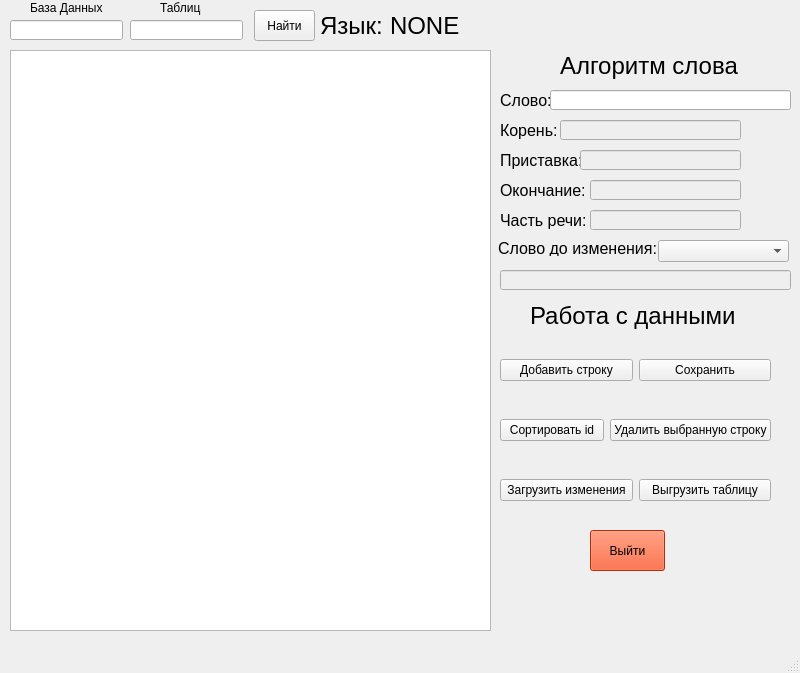
mosheadd/QtLang, file second_sep.ui: the form before one commit.
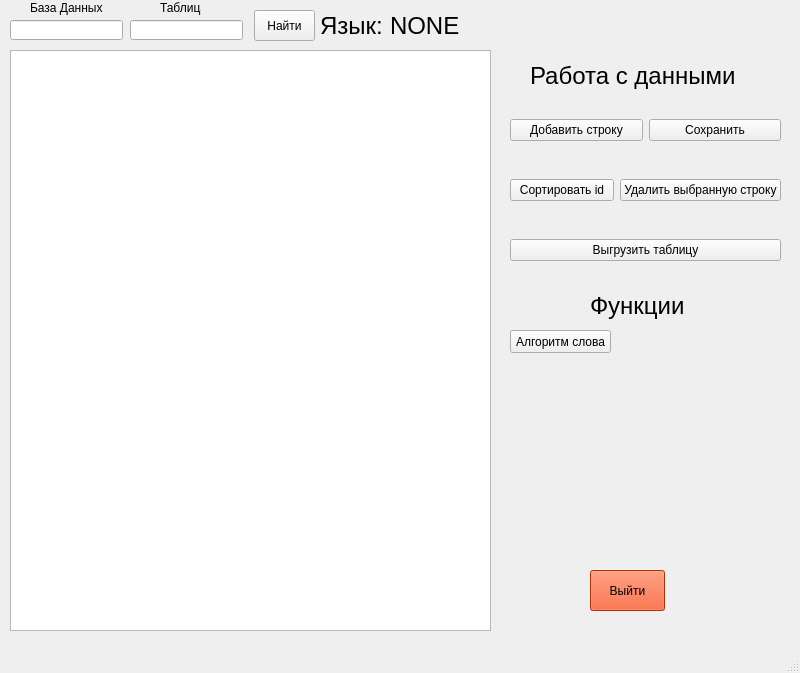
The form after the commit.

Commit message: Алгоритм в отдельном QWidget

Patch:
```diff
--- a/second_sep.ui
+++ b/second_sep.ui
@@ -115,222 +115,11 @@
      <string>NONE</string>
     </property>
    </widget>
-   <widget class="QLabel" name="label_5">
-    <property name="geometry">
-     <rect>
-      <x>560</x>
-      <y>50</y>
-      <width>181</width>
-      <height>31</height>
-     </rect>
-    </property>
-    <property name="font">
-     <font>
-      <pointsize>18</pointsize>
-     </font>
-    </property>
-    <property name="text">
-     <string>Алгоритм слова</string>
-    </property>
-   </widget>
-   <widget class="QLabel" name="label_6">
-    <property name="geometry">
-     <rect>
-      <x>500</x>
-      <y>90</y>
-      <width>61</width>
-      <height>21</height>
-     </rect>
-    </property>
-    <property name="font">
-     <font>
-      <pointsize>12</pointsize>
-     </font>
-    </property>
-    <property name="text">
-     <string>Слово:</string>
-    </property>
-   </widget>
-   <widget class="QLineEdit" name="lineEdit_3">
-    <property name="geometry">
-     <rect>
-      <x>550</x>
-      <y>90</y>
-      <width>241</width>
-      <height>20</height>
-     </rect>
-    </property>
-   </widget>
-   <widget class="QLabel" name="label_7">
-    <property name="geometry">
-     <rect>
-      <x>500</x>
-      <y>120</y>
-      <width>61</width>
-      <height>21</height>
-     </rect>
-    </property>
-    <property name="font">
-     <font>
-      <pointsize>12</pointsize>
-     </font>
-    </property>
-    <property name="text">
-     <string>Корень:</string>
-    </property>
-   </widget>
-   <widget class="QLineEdit" name="lineEdit_4">
-    <property name="enabled">
-     <bool>false</bool>
-    </property>
-    <property name="geometry">
-     <rect>
-      <x>560</x>
-      <y>120</y>
-      <width>181</width>
-      <height>20</height>
-     </rect>
-    </property>
-   </widget>
-   <widget class="QLabel" name="label_8">
-    <property name="geometry">
-     <rect>
-      <x>500</x>
-      <y>150</y>
-      <width>81</width>
-      <height>21</height>
-     </rect>
-    </property>
-    <property name="font">
-     <font>
-      <pointsize>12</pointsize>
-     </font>
-    </property>
-    <property name="text">
-     <string>Приставка:</string>
-    </property>
-   </widget>
-   <widget class="QLineEdit" name="lineEdit_5">
-    <property name="enabled">
-     <bool>false</bool>
-    </property>
-    <property name="geometry">
-     <rect>
-      <x>580</x>
-      <y>150</y>
-      <width>161</width>
-      <height>20</height>
-     </rect>
-    </property>
-   </widget>
-   <widget class="QLabel" name="label_9">
-    <property name="geometry">
-     <rect>
-      <x>500</x>
-      <y>180</y>
-      <width>91</width>
-      <height>21</height>
-     </rect>
-    </property>
-    <property name="font">
-     <font>
-      <pointsize>12</pointsize>
-     </font>
-    </property>
-    <property name="text">
-     <string>Окончание:</string>
-    </property>
-   </widget>
-   <widget class="QLineEdit" name="lineEdit_6">
-    <property name="enabled">
-     <bool>false</bool>
-    </property>
-    <property name="geometry">
-     <rect>
-      <x>590</x>
-      <y>180</y>
-      <width>151</width>
-      <height>20</height>
-     </rect>
-    </property>
-   </widget>
-   <widget class="QLabel" name="label_10">
-    <property name="geometry">
-     <rect>
-      <x>500</x>
-      <y>210</y>
-      <width>91</width>
-      <height>21</height>
-     </rect>
-    </property>
-    <property name="font">
-     <font>
-      <pointsize>12</pointsize>
-     </font>
-    </property>
-    <property name="text">
-     <string>Часть речи:</string>
-    </property>
-   </widget>
-   <widget class="QLineEdit" name="lineEdit_7">
-    <property name="enabled">
-     <bool>false</bool>
-    </property>
-    <property name="geometry">
-     <rect>
-      <x>590</x>
-      <y>210</y>
-      <width>151</width>
-      <height>20</height>
-     </rect>
-    </property>
-   </widget>
-   <widget class="QLabel" name="label_11">
-    <property name="geometry">
-     <rect>
-      <x>498</x>
-      <y>240</y>
-      <width>161</width>
-      <height>16</height>
-     </rect>
-    </property>
-    <property name="font">
-     <font>
-      <pointsize>12</pointsize>
-     </font>
-    </property>
-    <property name="text">
-     <string>Слово до изменения:</string>
-    </property>
-   </widget>
-   <widget class="QComboBox" name="comboBox">
-    <property name="geometry">
-     <rect>
-      <x>658</x>
-      <y>240</y>
-      <width>131</width>
-      <height>22</height>
-     </rect>
-    </property>
-   </widget>
-   <widget class="QLineEdit" name="lineEdit_8">
-    <property name="enabled">
-     <bool>false</bool>
-    </property>
-    <property name="geometry">
-     <rect>
-      <x>500</x>
-      <y>270</y>
-      <width>291</width>
-      <height>20</height>
-     </rect>
-    </property>
-   </widget>
    <widget class="QLabel" name="label_12">
     <property name="geometry">
      <rect>
       <x>530</x>
-      <y>300</y>
+      <y>60</y>
       <width>221</width>
       <height>31</height>
      </rect>
@@ -373,8 +162,8 @@
    <widget class="QWidget" name="layoutWidget">
     <property name="geometry">
      <rect>
-      <x>500</x>
-      <y>340</y>
+      <x>510</x>
+      <y>100</y>
       <width>271</width>
       <height>61</height>
      </rect>
@@ -399,8 +188,8 @@
    <widget class="QWidget" name="layoutWidget">
     <property name="geometry">
      <rect>
-      <x>500</x>
-      <y>400</y>
+      <x>510</x>
+      <y>160</y>
       <width>271</width>
       <height>61</height>
      </rect>
@@ -426,7 +215,7 @@
     <property name="geometry">
      <rect>
       <x>590</x>
-      <y>530</y>
+      <y>570</y>
       <width>75</width>
       <height>41</height>
      </rect>
@@ -438,23 +227,16 @@
      <string>Выйти</string>
     </property>
    </widget>
-   <widget class="QWidget" name="">
+   <widget class="QWidget" name="layoutWidget">
     <property name="geometry">
      <rect>
-      <x>500</x>
-      <y>460</y>
+      <x>510</x>
+      <y>220</y>
       <width>271</width>
       <height>61</height>
      </rect>
     </property>
     <layout class="QHBoxLayout" name="horizontalLayout_3">
-     <item>
-      <widget class="QPushButton" name="pushButton_7">
-       <property name="text">
-        <string>Загрузить изменения</string>
-       </property>
-      </widget>
-     </item>
      <item>
       <widget class="QPushButton" name="pushButton_6">
        <property name="text">
@@ -464,6 +246,37 @@
      </item>
     </layout>
    </widget>
+   <widget class="QLabel" name="label_5">
+    <property name="geometry">
+     <rect>
+      <x>590</x>
+      <y>290</y>
+      <width>101</width>
+      <height>31</height>
+     </rect>
+    </property>
+    <property name="font">
+     <font>
+      <pointsize>18</pointsize>
+     </font>
+    </property>
+    <property name="text">
+     <string>Функции</string>
+    </property>
+   </widget>
+   <widget class="QPushButton" name="pushButton_7">
+    <property name="geometry">
+     <rect>
+      <x>510</x>
+      <y>330</y>
+      <width>101</width>
+      <height>23</height>
+     </rect>
+    </property>
+    <property name="text">
+     <string>Алгоритм слова</string>
+    </property>
+   </widget>
   </widget>
   <widget class="QMenuBar" name="menubar">
    <property name="geometry">
```
The commit also changes 6 other files.
